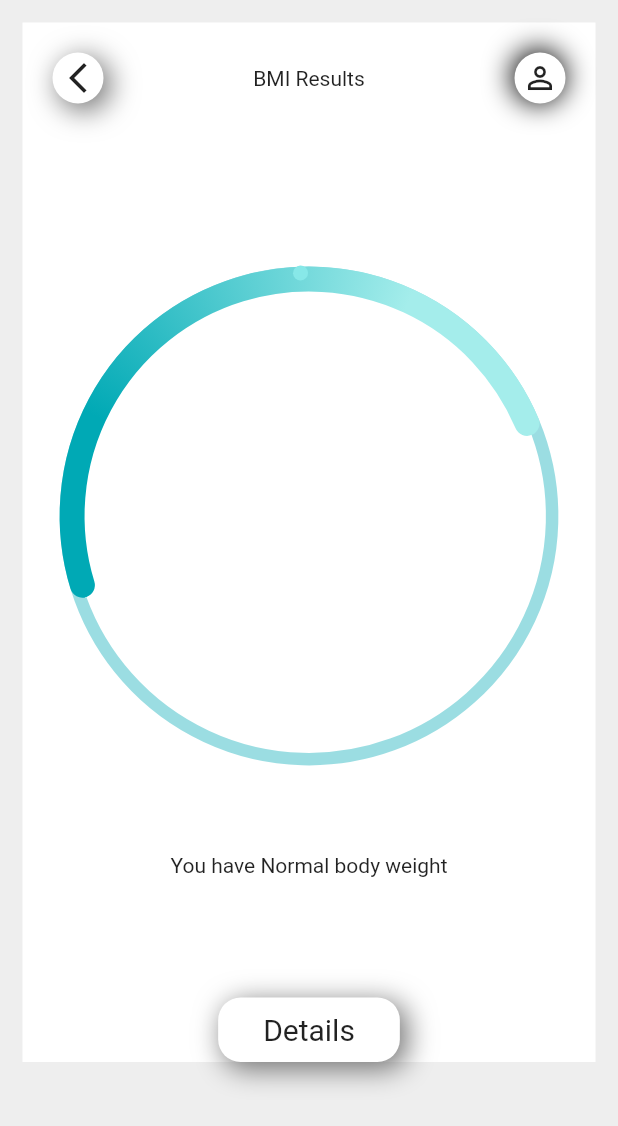
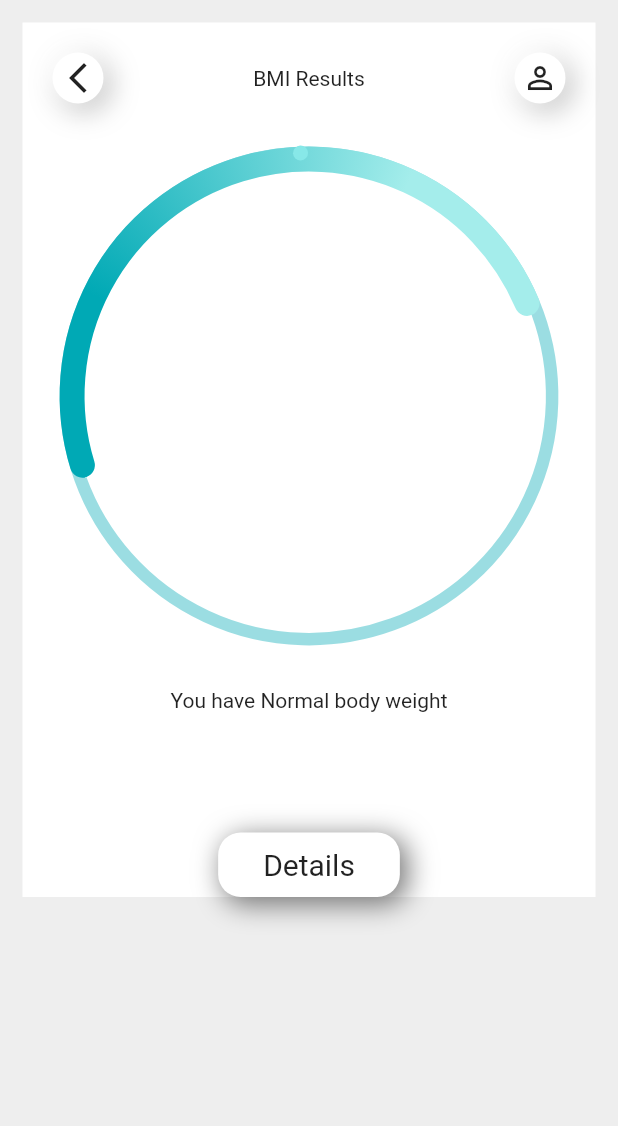
Before and after one commit to abinachowdhury/bmi, a Flutter app: the screen it shows after launch, on a phone screen of 412 x 824 dp. Shown: the top 1126 px of the screen. Run offline on Flutter 3.47's test engine with Material 2 defaults, Android fonts, the phone set to English and light mode, and no system bars; drawn by our look-alikes of syncfusion_flutter_gauges.

Commit message:
first bmi

```diff
--- a/lib/bmiresult.dart
+++ b/lib/bmiresult.dart
@@ -40,8 +40,14 @@ class BmiResultScreen extends StatelessWidget {
                           color: Colors.white,
                           boxShadow: [
                             BoxShadow(
-                              color: Colors.grey.shade600,
+                              color: Colors.grey.shade400,
                               offset: Offset(4, 4),
+                              blurRadius:15 ,
+                              spreadRadius: 1,
+                            ),
+                            BoxShadow(
+                              color: Colors.white,
+                              offset: Offset(-4, -4),
                               blurRadius:15 ,
                               spreadRadius: 1,
                             ),
@@ -62,11 +68,17 @@ class BmiResultScreen extends StatelessWidget {
                         color: Colors.white,
                         boxShadow: [
                           BoxShadow(
-                            //color: Colors.grey.shade600,
-                            offset: Offset(-1, -1),
+                            color: Colors.grey.shade400,
+                            offset: Offset(4,4),
                             blurRadius:15 ,
                             spreadRadius: 1,
                           ),
+                           BoxShadow(
+                              color: Colors.white,
+                              offset: Offset(-4, -4),
+                              blurRadius:15 ,
+                              spreadRadius: 1,
+                            ),
 
                         ]
                       ),
@@ -76,7 +88,7 @@ class BmiResultScreen extends StatelessWidget {
                     ),
 
                   ),
-                  SizedBox(height: 80,),
+                 // SizedBox(height: 20,),
                    Center(
                     child:
                       Expanded(
@@ -127,7 +139,7 @@ class BmiResultScreen extends StatelessWidget {
                       ),
                    ),
 
-                      SizedBox(height: 50,),
+                      SizedBox(height: 20,),
                       Container(
                     child: Text("You have Normal body weight"),
                   ),
--- a/lib/main.dart
+++ b/lib/main.dart
@@ -1,5 +1,4 @@
 import 'package:bmi/bmiresult.dart';
-import 'package:bmi/test.dart';
 import 'package:flutter/material.dart';
 
 
```
Also changed, not shown: lib/test.dart (deleted, +0 -63 lines).
